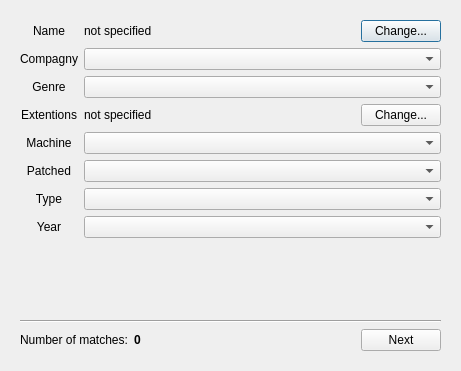
The window that res/softwaredb.ui (openMSX/catapult) describes before a commit, drawn with Qt 5.
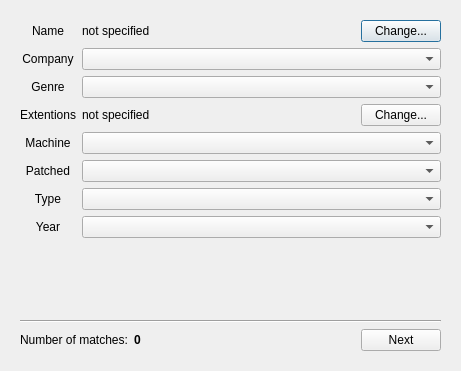
The same window after the commit. The open tabs and pages were chosen to show the change. Custom widgets are drawn as their Qt base class.

Commit message: Fixed the compagny spelling

Patch:
```diff
--- a/res/softwaredb.ui
+++ b/res/softwaredb.ui
@@ -85,7 +85,7 @@
             </size>
            </property>
            <property name="text" >
-            <string>Compagny</string>
+            <string>Company</string>
            </property>
            <property name="alignment" >
             <set>Qt::AlignCenter</set>
```
Left out of the diff: 6 changed lines with no effect on the pictures. The commit also changes 4 other files.
